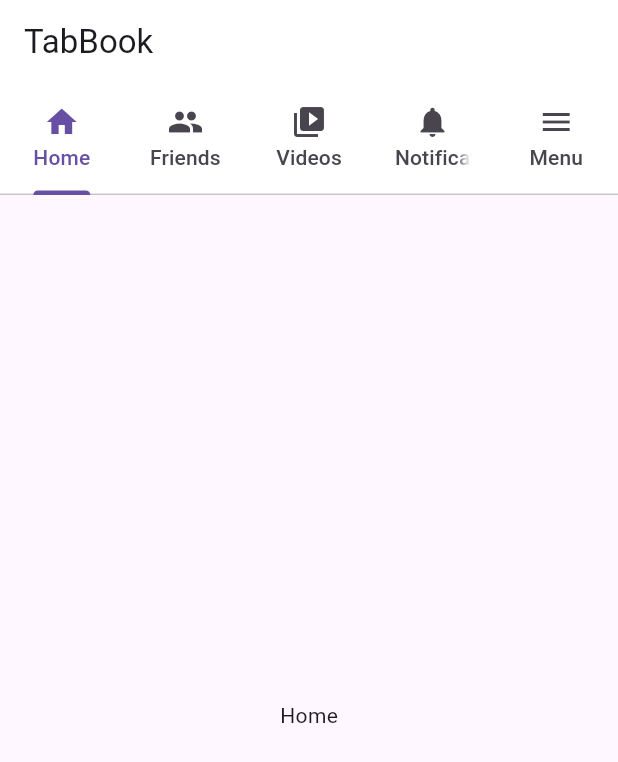
After one commit to asoporitech/TabBook-Pro, a Flutter app: the screen it shows after launch, on a phone screen of 412 x 824 dp. The commit adds this screen. Shown: the top 762 px of the screen. Run offline on Flutter 3.47's test engine with Material 3 defaults, Android fonts, the phone set to English and light mode, and no system bars.

Commit message:
6 New Fragment Added

```diff
--- /dev/null
+++ b/lib/HomeFragment.dart
@@ -0,0 +1,15 @@
+import 'package:flutter/cupertino.dart';
+
+class Homefragment extends StatelessWidget{
+
+  @override
+  Widget build(BuildContext context) {
+
+    return Container(
+      child: Center(
+        child: Text("Home"),
+      ),
+    );
+  }
+
+}
--- a/lib/main.dart
+++ b/lib/main.dart
@@ -1,4 +1,10 @@
 import 'package:flutter/material.dart';
+import 'package:tabactivityfragment/HomeFragment.dart';
+import 'package:tabactivityfragment/VideoFragment.dart';
+
+import 'FriendsFragment.dart';
+import 'MenuFragment.dart';
+import 'NotificationFragment.dart';
 
 void main() {
   runApp(MyApp());
@@ -40,11 +46,11 @@ class HomeActivity extends StatelessWidget{
           ),
           body: TabBarView(
               children: [
-                Center(child: Text("Home")),
-                Center(child: Text("Friends")),
-                Center(child: Text("Videos")),
-                Center(child: Text("Notifications")),
-                Center(child: Text("Menu")),
+                Homefragment(),
+                Friendsfragment(),
+                Videofragment(),
+                NotificationFragment(),
+                Menufragment(),
               ]),
         )
     );
```
Also changed, not shown: lib/FriendsFragment.dart (added, +15 -0 lines), lib/MenuFragment.dart (added, +15 -0 lines), lib/NotificationFragment.dart (added, +15 -0 lines), lib/VideoFragment.dart (added, +15 -0 lines).
